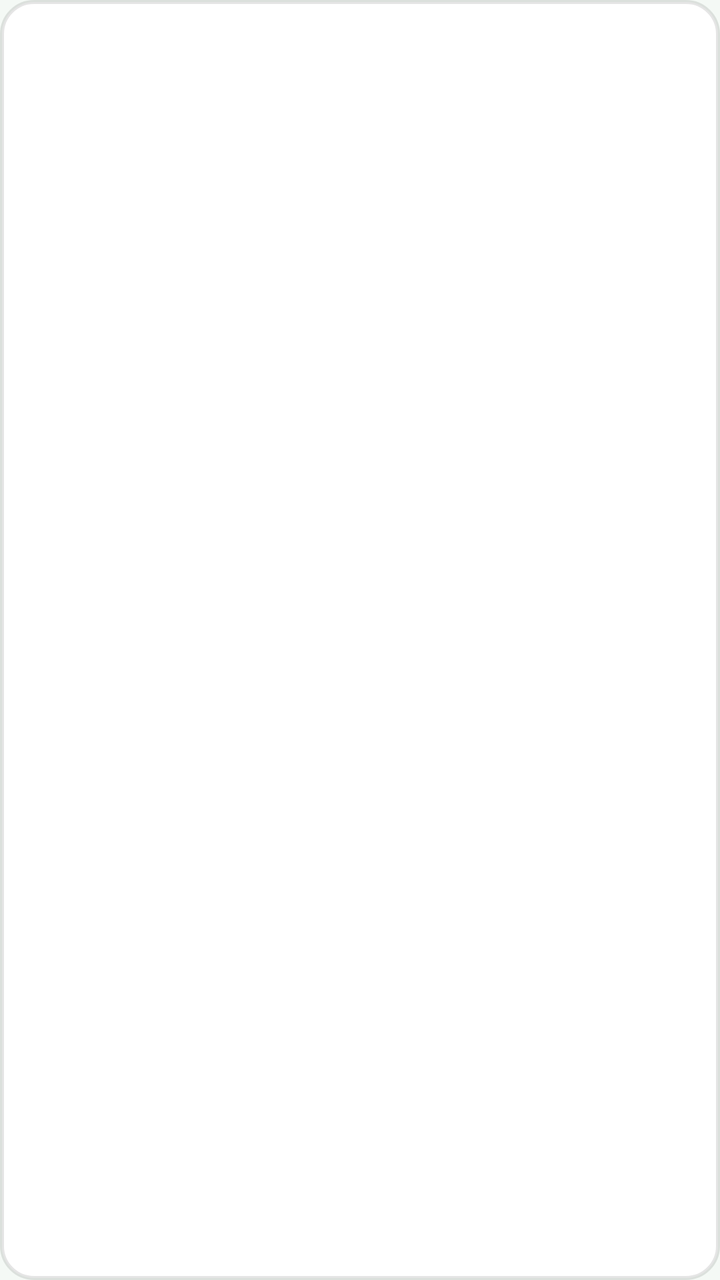
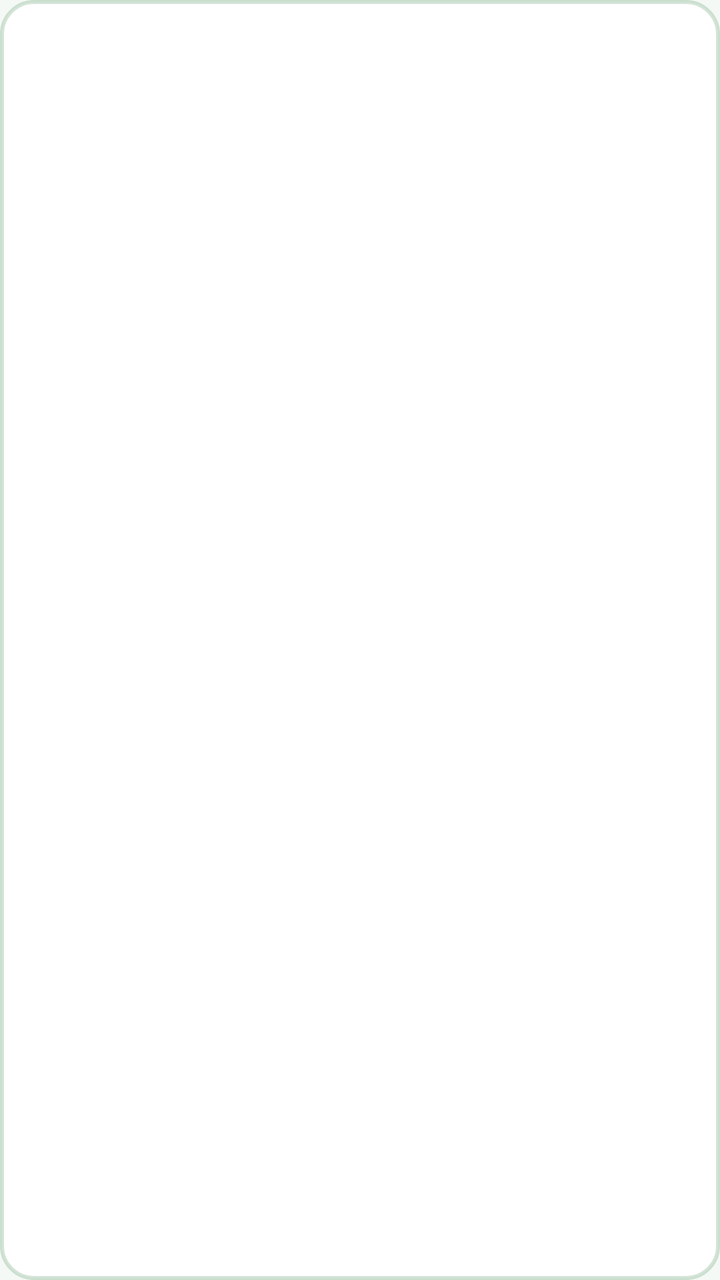

Screens rendered from an Android XML layout before and after an edit, with the pre-edit source and the edit as a unified diff.
<!-- AndroidManifest.xml: application theme Theme.ParkGolf -->
<!-- res/layout/item_course_chip.xml -->
<?xml version="1.0" encoding="utf-8"?>
<TextView xmlns:android="http://schemas.android.com/apk/res/android"
    android:layout_width="wrap_content" android:layout_height="wrap_content"
    android:background="@drawable/bg_card" android:paddingHorizontal="16dp" android:paddingVertical="8dp"
    android:layout_margin="4dp" android:textColor="@color/muted_foreground" android:textStyle="bold" />
<!-- resources referenced by this layout -->
<resources>
  <color name="muted_foreground">#717182</color>
  <!-- drawable bg_card (drawable) -->
  <?xml version="1.0" encoding="utf-8"?>
  <shape xmlns:android="http://schemas.android.com/apk/res/android" android:shape="rectangle">
      <solid android:color="@color/background" />
      <corners android:radius="@dimen/radius_card" />
      <stroke android:width="@dimen/border_width" android:color="@color/border" />
  </shape>
  <style name="Theme.ParkGolf" parent="Theme.ParkGolf.Green" />
  <color name="background">#FFFFFF</color>
  <dimen name="radius_card">16dp</dimen>
  <dimen name="border_width">2dp</dimen>
  <color name="border">#1A000000</color>
  <style name="Theme.ParkGolf.Green" parent="Theme.ParkGolf.Base">
          <item name="colorPrimary">#2A7A3B</item>
          <item name="android:windowBackground">#F4F9F5</item>
          <item name="parkBackground">#F4F9F5</item>
          <item name="parkForeground">#1A2E1D</item>
          <item name="parkPrimary">#2A7A3B</item>
          <item name="parkPrimary10">#1A2A7A3B</item>
          <item name="parkSecondary">#E6F2E8</item>
          <item name="parkMuted">#EAF3EC</item>
          <item name="parkMutedForeground">#4E7255</item>
          <item name="parkAccent">#D2EBDA</item>
          <item name="parkAccentForeground">#1A3D21</item>
          <item name="parkBorder">#332A7A3B</item>
          <item name="parkInputBg">#EAF3EC</item>
      </style>
  <style name="Theme.ParkGolf.Base" parent="Theme.Material3.DayNight.NoActionBar">
          <item name="colorOnPrimary">@color/on_primary</item>
          <item name="android:textColorPrimary">?attr/parkForeground</item>
      </style>
  <color name="on_primary">#FFFFFF</color>
</resources>

<!-- the commit's change to res/layout/item_course_chip.xml (unified diff, before → after) -->
@@ -2,4 +2,4 @@
 <TextView xmlns:android="http://schemas.android.com/apk/res/android"
     android:layout_width="wrap_content" android:layout_height="wrap_content"
     android:background="@drawable/bg_card" android:paddingHorizontal="16dp" android:paddingVertical="8dp"
-    android:layout_margin="4dp" android:textColor="@color/muted_foreground" android:textStyle="bold" />
+    android:layout_margin="4dp" android:textColor="?attr/parkMutedForeground" android:textStyle="bold" />
<!-- resource entries referenced after the edit -->
@@ -1,18 +1,16 @@
 <!-- resources referenced by this layout -->
 <resources>
-  <color name="muted_foreground">#717182</color>
   <!-- drawable bg_card (drawable) -->
   <?xml version="1.0" encoding="utf-8"?>
   <shape xmlns:android="http://schemas.android.com/apk/res/android" android:shape="rectangle">
-      <solid android:color="@color/background" />
+      <solid android:color="@color/card" />
       <corners android:radius="@dimen/radius_card" />
-      <stroke android:width="@dimen/border_width" android:color="@color/border" />
+      <stroke android:width="@dimen/border_width" android:color="?attr/parkBorder" />
   </shape>
   <style name="Theme.ParkGolf" parent="Theme.ParkGolf.Green" />
-  <color name="background">#FFFFFF</color>
+  <color name="card">#FFFFFF</color>
   <dimen name="radius_card">16dp</dimen>
   <dimen name="border_width">2dp</dimen>
-  <color name="border">#1A000000</color>
   <style name="Theme.ParkGolf.Green" parent="Theme.ParkGolf.Base">
           <item name="colorPrimary">#2A7A3B</item>
           <item name="android:windowBackground">#F4F9F5</item>
